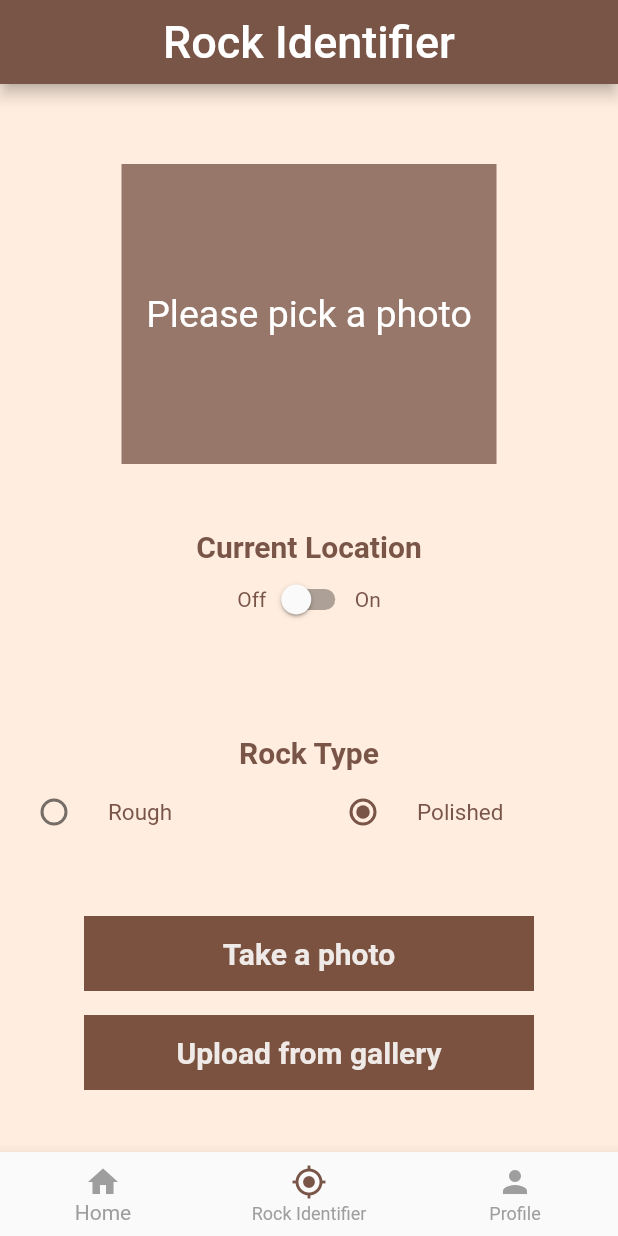
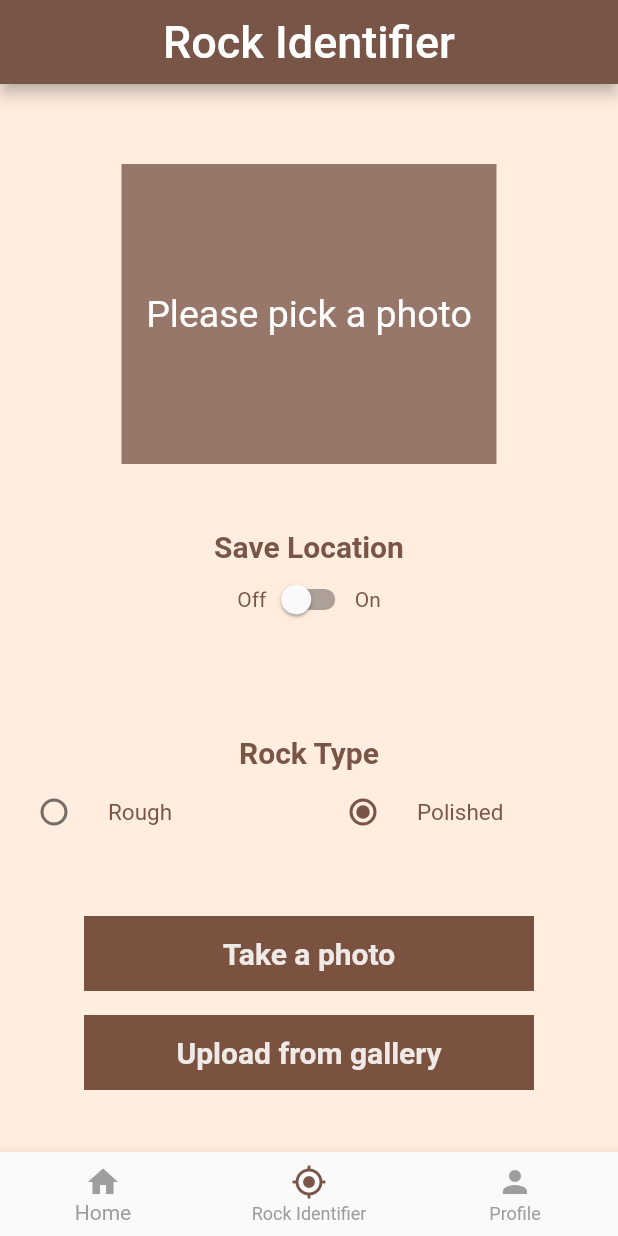
Before and after one commit to zmojab/RockID, a Flutter app: the screen it shows once a user with an empty profile is signed in, item 2 of the bottom bar chosen, on a phone screen of 412 x 824 dp. Run offline on Flutter 3.47's test engine with Material 2 defaults, Android fonts, the phone set to English and light mode, and no system bars; our stand-ins replace cloud_firestore, firebase_auth, firebase_core, firebase_storage, geolocator, google_maps_flutter and 2 more; missing offline and left inert: tflite_flutter, tflite_flutter_helper; accounts and stored records are empty.

Commit message:
changed the title of radio button to Save Location

```diff
--- a/rockid/lib/pages/camera_page.dart
+++ b/rockid/lib/pages/camera_page.dart
@@ -140,7 +140,7 @@ class _RockIDState extends State<RockID> {
             const SizedBox(height: 10),
             const Spacer(),
             const Text(
-              "Current Location",
+              "Save Location",
               style: TextStyle(
                   color: Colors.brown,
                   fontSize: 20,
@@ -433,7 +433,7 @@ class _RockIDState extends State<RockID> {
                 ),
                 TextButton(
                   child: Text(
-                    'Not Save',
+                    'Cancel',
                     style: TextStyle(color: Colors.brown),
                   ),
                   onPressed: () {
```
